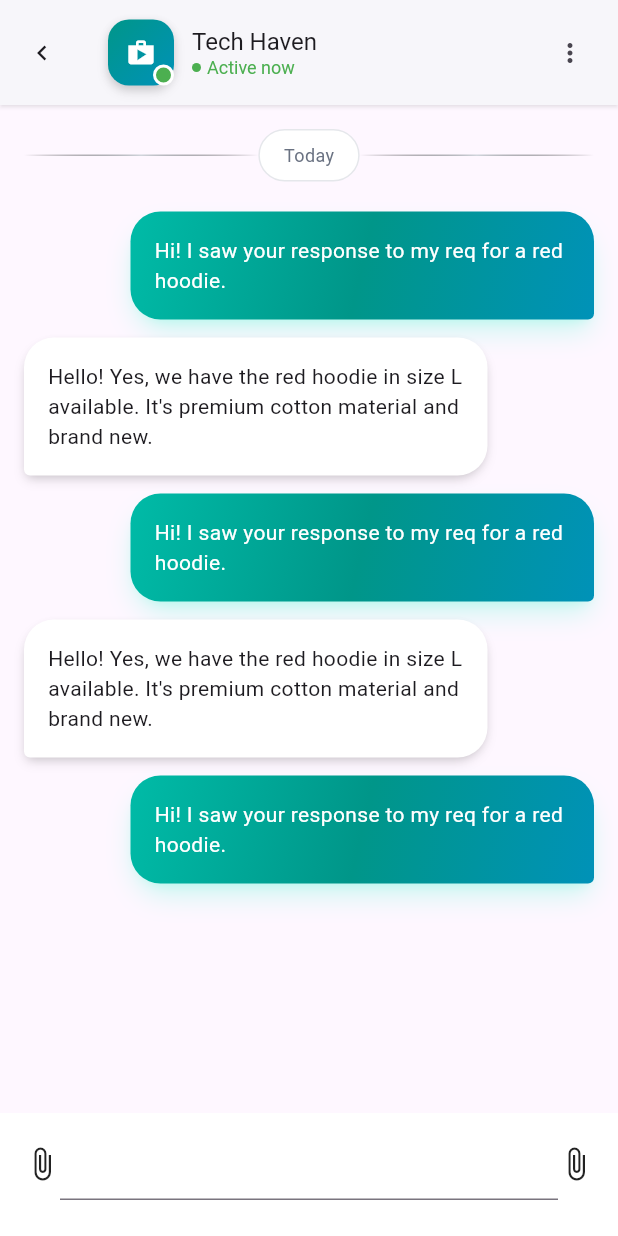
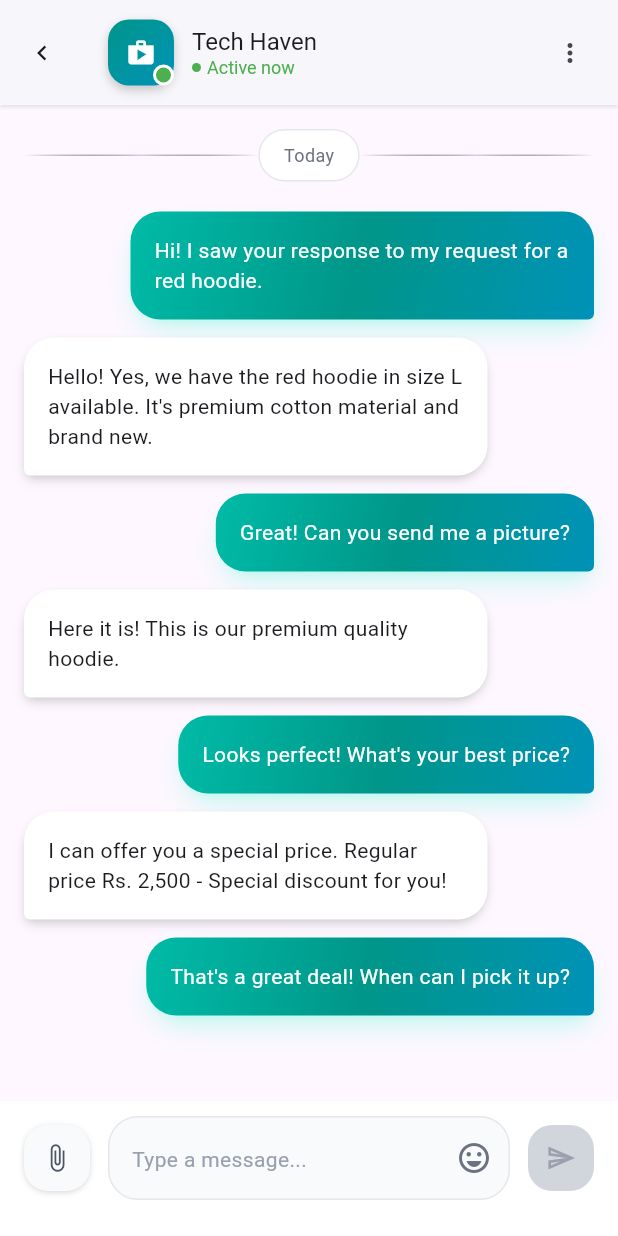
Before and after one commit to pujandhakal/Grabbit, a Flutter app: the ChatScreen screen opened directly, on a phone screen of 412 x 824 dp. Run offline on Flutter 3.47's test engine with Material 3 defaults, Android fonts, the phone set to English and light mode, and no system bars; our stand-ins replace flutter_svg, google_fonts, percent_indicator.

Commit message:
Added Type message bar andmade message bubble reusable

```diff
--- a/lib/pages/chat_screen.dart
+++ b/lib/pages/chat_screen.dart
@@ -114,11 +114,72 @@ class _ChatScreenState extends State<ChatScreen> {
           mainAxisSize: MainAxisSize.min,
           children: [
             Container(
-              child: Icon(Icons.attach_file_outlined),
+              padding: EdgeInsets.all(12),
+              margin: EdgeInsets.only(right: 12),
+              decoration: BoxDecoration(
+                  color: Color(0xffF9FAFB),
+                  borderRadius: BorderRadius.circular(16),
+                  boxShadow: [
+                    BoxShadow(
+                      color: Colors.grey.withValues(alpha: 0.25),
+                      offset: Offset(0, 1),
+                      blurRadius: 3,
+                    ),
+                    BoxShadow(
+                      color: Colors.grey.withValues(alpha: 0.25),
+                      offset: Offset(0, 1),
+                      blurRadius: 2,
+                      spreadRadius: -1,
+                    ),
+                  ]),
+              child: Icon(
+                Icons.attach_file_outlined,
+                color: Color(0xff4A5565),
+                size: 20,
+              ),
             ),
-            Expanded(child: TextField()),
+            Expanded(
+              child: TextField(
+                decoration: InputDecoration(
+                  suffixIcon: Icon(
+                    Icons.emoji_emotions_outlined,
+                    color: Color(0xff6A7282),
+                  ),
+                  hint: Text(
+                    "Type a message...",
+                    style: TextStyle(
+                      color: Color(0xff99A1AF),
+                    ),
+                  ),
+                  filled: true,
+                  fillColor: Color(0xffF9FAFB),
+                  enabledBorder: OutlineInputBorder(
+                    borderRadius: BorderRadius.circular(20),
+                    borderSide: BorderSide(
+                      color: Color(0xffE5E7EB),
+                    ),
+                  ),
+                  focusedBorder: OutlineInputBorder(
+                    borderRadius: BorderRadius.circular(20),
+                    borderSide: BorderSide(
+                      color: Color(0xff009F90),
+                    ),
+                  ),
+                ),
+              ),
+            ),
             Container(
-              child: Icon(Icons.attach_file_outlined),
+              padding: EdgeInsets.all(12),
+              margin: EdgeInsets.only(left: 12),
+              decoration: BoxDecoration(
+                color: Color(0xffD1D5DC),
+                borderRadius: BorderRadius.circular(16),
+              ),
+              child: Icon(
+                Icons.send_outlined,
+                color: Color(0xff99A1AF),
+                size: 20,
+              ),
             ),
           ],
         ),
@@ -189,18 +250,34 @@ class _ChatScreenState extends State<ChatScreen> {
                   ),
                   ChatBubble(
                     isSent: true,
+                    message:
+                        "Hi! I saw your response to my request for a red hoodie.",
                   ),
                   ChatBubble(
                     isSent: false,
+                    message:
+                        "Hello! Yes, we have the red hoodie in size L available. It's premium cotton material and brand new.",
                   ),
                   ChatBubble(
                     isSent: true,
+                    message: "Great! Can you send me a picture?",
                   ),
                   ChatBubble(
                     isSent: false,
+                    message: "Here it is! This is our premium quality hoodie.",
                   ),
                   ChatBubble(
                     isSent: true,
+                    message: "Looks perfect! What's your best price?",
+                  ),
+                  ChatBubble(
+                    isSent: false,
+                    message:
+                        "I can offer you a special price. Regular price Rs. 2,500 - Special discount for you!",
+                  ),
+                  ChatBubble(
+                    isSent: true,
+                    message: "That's a great deal! When can I pick it up?",
                   ),
                 ],
               ),
--- a/lib/util/chat_bubble.dart
+++ b/lib/util/chat_bubble.dart
@@ -2,7 +2,12 @@ import 'package:flutter/material.dart';
 
 class ChatBubble extends StatefulWidget {
   final bool isSent;
-  const ChatBubble({super.key, required this.isSent});
+  final String message;
+  const ChatBubble({
+    super.key,
+    required this.isSent,
+    required this.message,
+  });
 
   @override
   State<ChatBubble> createState() => _ChatBubbleState();
@@ -51,7 +56,7 @@ class _ChatBubbleState extends State<ChatBubble> {
                 ),
               ]),
           child: Text(
-            "Hi! I saw your response to my req for a red hoodie.",
+            widget.message,
             style: TextStyle(
               color: Colors.white,
             ),
@@ -91,7 +96,7 @@ class _ChatBubbleState extends State<ChatBubble> {
             ],
           ),
           child: Text(
-            "Hello! Yes, we have the red hoodie in size L available. It's premium cotton material and brand new.",
+            widget.message,
             style: TextStyle(),
           ),
         ),
```
